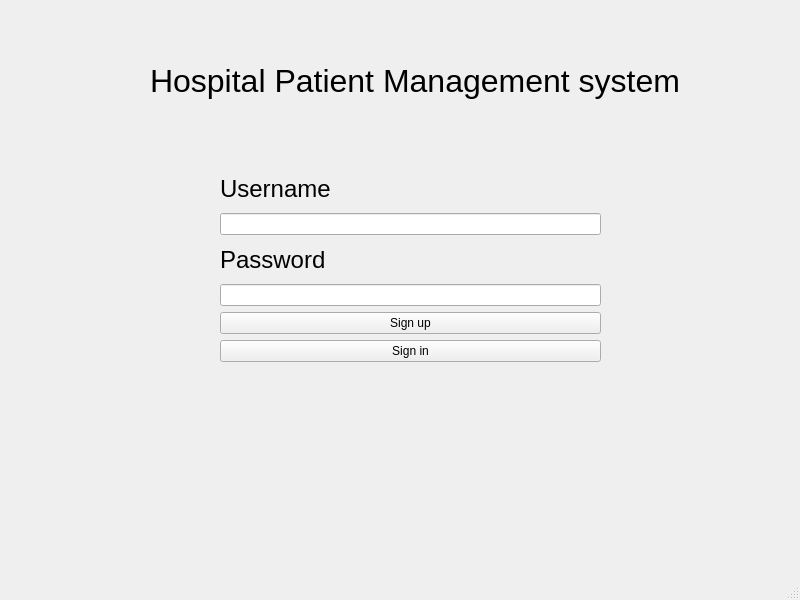
First picture: the form in login.ui, repository Nadahossam98/projectlab, before the edit.
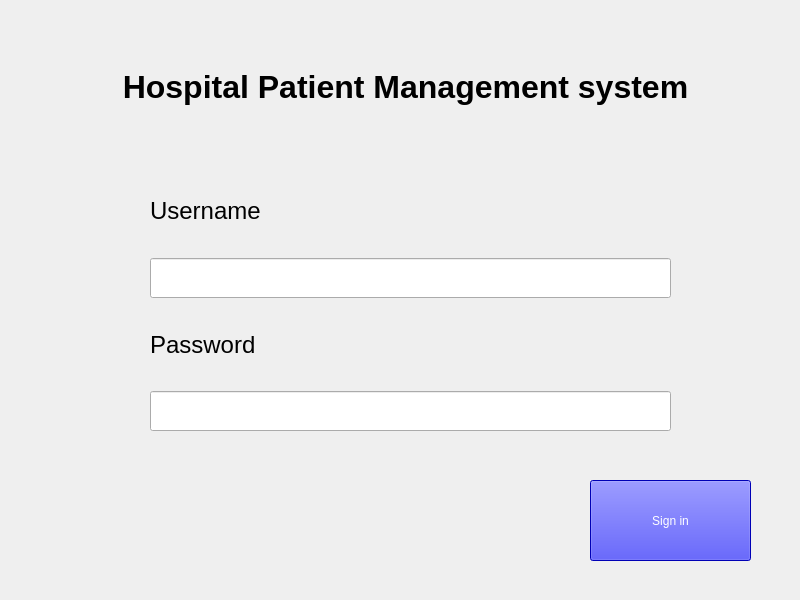
Second picture: the form after the edit.

What changed in the file:
```diff
--- a/login.ui
+++ b/login.ui
@@ -1,7 +1,7 @@
 <?xml version="1.0" encoding="UTF-8"?>
 <ui version="4.0">
  <class>Login</class>
- <widget class="QMainWindow" name="Login">
+ <widget class="QWidget" name="Login">
   <property name="geometry">
    <rect>
     <x>0</x>
@@ -13,36 +13,84 @@
   <property name="windowTitle">
    <string>MainWindow</string>
   </property>
-  <widget class="QWidget" name="centralwidget">
    <widget class="QLabel" name="label_3">
     <property name="geometry">
      <rect>
-      <x>150</x>
-      <y>40</y>
-      <width>561</width>
-      <height>81</height>
+     <x>50</x>
+     <y>60</y>
+     <width>711</width>
+     <height>53</height>
      </rect>
     </property>
     <property name="font">
      <font>
       <pointsize>24</pointsize>
+     <bold>true</bold>
      </font>
     </property>
     <property name="text">
      <string>Hospital Patient Management system</string>
     </property>
+   <property name="alignment">
+    <set>Qt::AlignmentFlag::AlignCenter</set>
+   </property>
+  </widget>
+  <widget class="QPushButton" name="loginButton">
+   <property name="geometry">
+    <rect>
+     <x>590</x>
+     <y>480</y>
+     <width>161</width>
+     <height>81</height>
+    </rect>
+   </property>
+   <property name="minimumSize">
+    <size>
+     <width>0</width>
+     <height>50</height>
+    </size>
+   </property>
+   <property name="styleSheet">
+    <string notr="true">background-color: blue; color: white;</string>
+   </property>
+   <property name="text">
+    <string>Sign in</string>
+   </property>
    </widget>
    <widget class="QWidget" name="">
     <property name="geometry">
      <rect>
-      <x>220</x>
+     <x>150</x>
       <y>170</y>
-      <width>381</width>
-      <height>192</height>
-     </rect>
-    </property>
-    <layout class="QVBoxLayout" name="verticalLayout">
-     <item>
+     <width>521</width>
+     <height>261</height>
+    </rect>
+   </property>
+   <layout class="QGridLayout" name="gridLayout">
+    <item row="3" column="0">
+     <widget class="QLineEdit" name="passwordInput">
+      <property name="minimumSize">
+       <size>
+        <width>0</width>
+        <height>40</height>
+       </size>
+      </property>
+      <property name="echoMode">
+       <enum>QLineEdit::EchoMode::Password</enum>
+      </property>
+     </widget>
+    </item>
+    <item row="1" column="0">
+     <widget class="QLineEdit" name="usernameInput">
+      <property name="minimumSize">
+       <size>
+        <width>0</width>
+        <height>40</height>
+       </size>
+      </property>
+     </widget>
+    </item>
+    <item row="0" column="0">
       <widget class="QLabel" name="label">
        <property name="font">
         <font>
@@ -54,10 +102,7 @@
        </property>
       </widget>
      </item>
-     <item>
-      <widget class="QLineEdit" name="usernameInput"/>
-     </item>
-     <item>
+    <item row="2" column="0">
       <widget class="QLabel" name="label_2">
        <property name="font">
         <font>
@@ -69,37 +114,8 @@
        </property>
       </widget>
      </item>
-     <item>
-      <widget class="QLineEdit" name="passwordInput"/>
-     </item>
-     <item>
-      <widget class="QPushButton" name="signUpButton">
-       <property name="text">
-        <string>Sign up</string>
-       </property>
-      </widget>
-     </item>
-     <item>
-      <widget class="QPushButton" name="loginButton">
-       <property name="text">
-        <string>Sign in</string>
-       </property>
-      </widget>
-     </item>
-    </layout>
-   </widget>
-  </widget>
-  <widget class="QMenuBar" name="menubar">
-   <property name="geometry">
-    <rect>
-     <x>0</x>
-     <y>0</y>
-     <width>800</width>
-     <height>21</height>
-    </rect>
-   </property>
-  </widget>
-  <widget class="QStatusBar" name="statusbar"/>
+   </layout>
+  </widget>
  </widget>
  <resources/>
  <connections/>
```
Left out of the diff: 2 changed lines with no effect on the pictures. Lines whose indentation alone changed are shown as unchanged.
